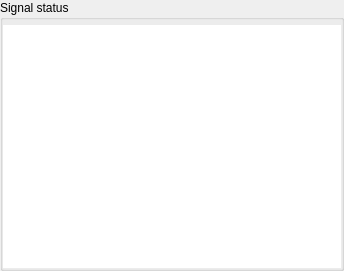
mrehkopf/vcs, file src/display/qt/dialogs/components/capture_dialog/ui/signal_status.ui: the form before one commit.
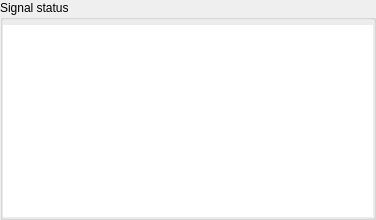
The form after the commit. Custom widgets are drawn as their Qt base class.

Diff of the .ui file:
```diff
--- a/src/display/qt/dialogs/components/capture_dialog/ui/signal_status.ui
+++ b/src/display/qt/dialogs/components/capture_dialog/ui/signal_status.ui
@@ -6,8 +6,8 @@
    <rect>
     <x>0</x>
     <y>0</y>
-    <width>344</width>
-    <height>271</height>
+    <width>376</width>
+    <height>215</height>
    </rect>
   </property>
   <property name="focusPolicy">
```
